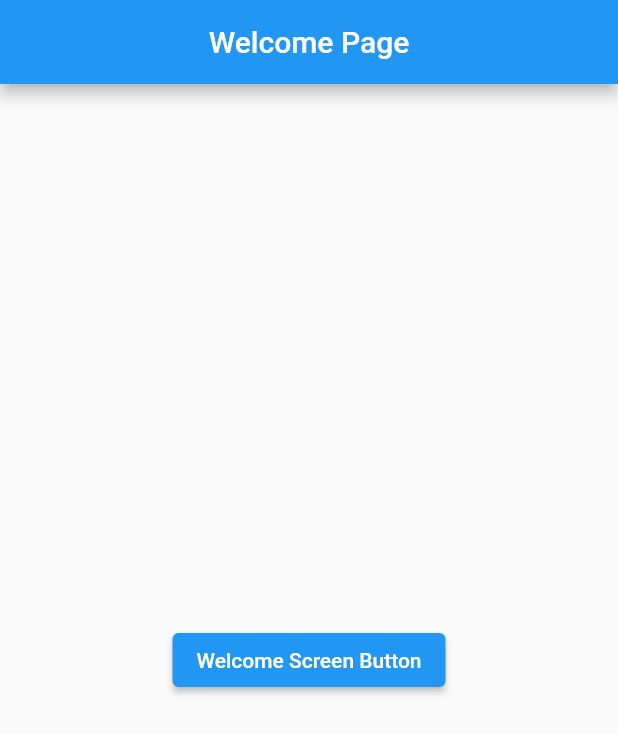
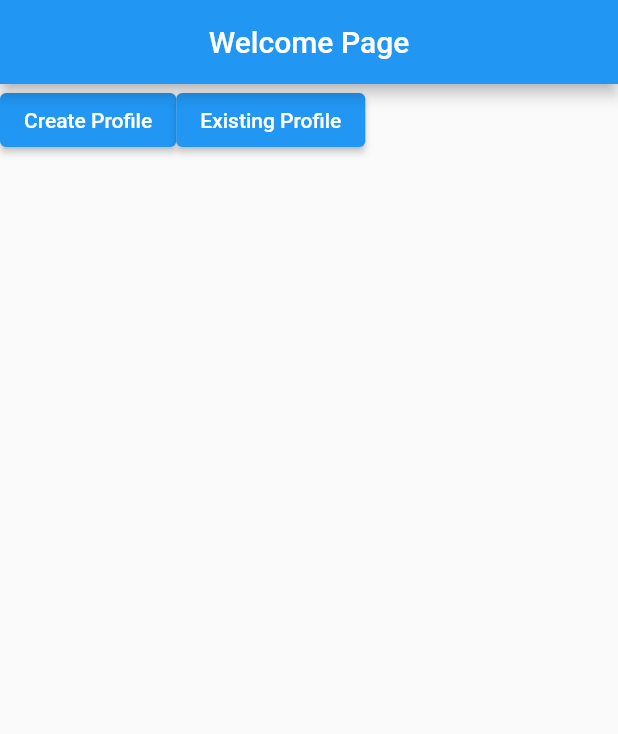
Before and after one commit to RFRanasinghe/desktopCatchMeHigherApplication, a Flutter app: the screen it shows after launch, on a phone screen of 412 x 824 dp. Shown: the top 734 px of the screen. Run offline on Flutter 3.47's test engine with Material 2 defaults, Android fonts, the phone set to English and light mode, and no system bars; missing offline and left inert: dart:js.

Commit message:
added main two buttons on welcome page

```diff
--- a/lib/welcomepage.dart
+++ b/lib/welcomepage.dart
@@ -17,12 +17,21 @@ class _WelcomePageState extends State<WelcomePage> {
           child: Text("Welcome Page"),
         ),
       ),
-      body: Center(
-        child: ElevatedButton(
-          child: Text("Welcome Screen Button"),
-          onPressed: () {
-            Navigator.pushNamed(context, 'newprofile');
-          },
+      body: Container(
+        child: Row(
+          children: <Widget>[
+            new ElevatedButton(
+              child: new Text("Create Profile"),
+              onPressed: () {
+                Navigator.pushNamed(context, 'newprofile');
+              },
+            ),
+            new ElevatedButton(
+                child: new Text("Existing Profile"),
+                onPressed: () {
+                  Navigator.pushNamed(context, 'existingprofile');
+                })
+          ],
         ),
       ),
     );
```
